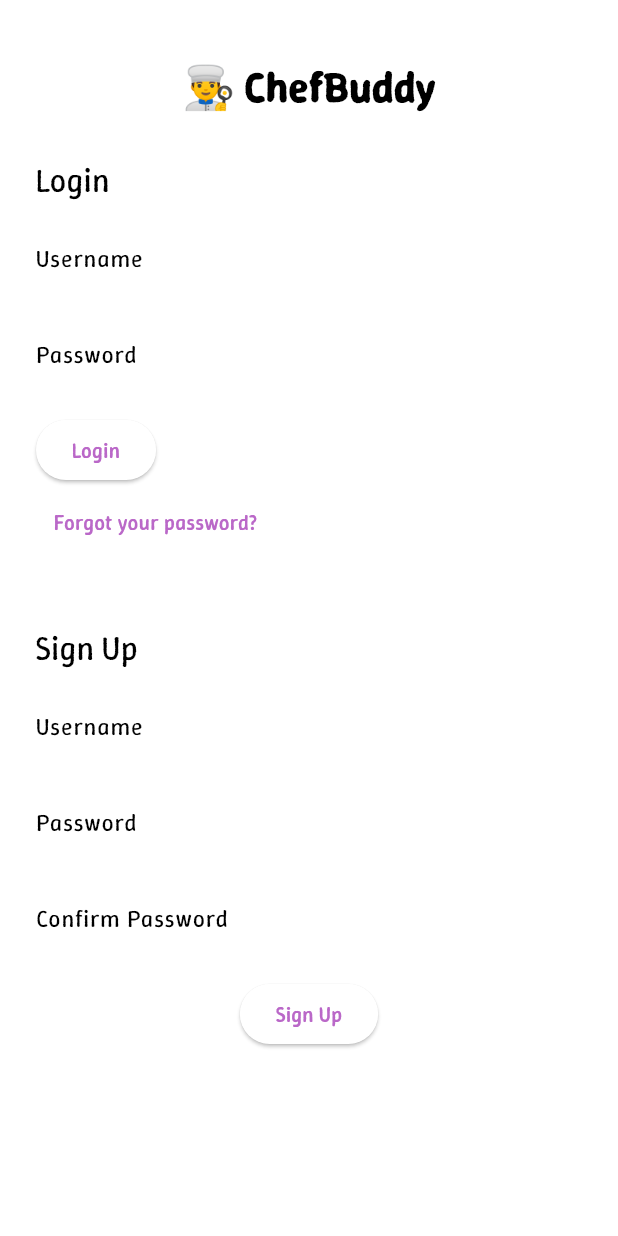
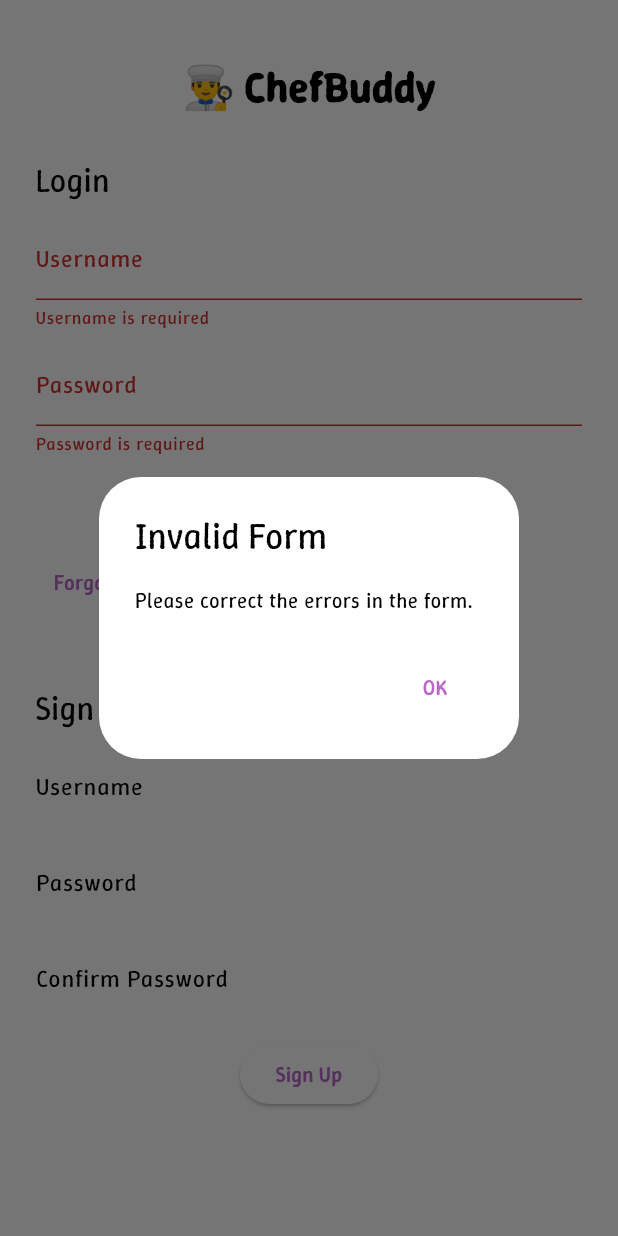
Before and after one commit to Batttu/CS310-ChefBuddy, a Flutter app: the screen it shows after launch, after a tap on "Login", on a phone screen of 412 x 824 dp. Run offline on Flutter 3.47's test engine with Material 3 defaults, Android fonts, the phone set to English and light mode, and no system bars; our stand-ins replace google_fonts.

Commit message:
form update for login screen

```diff
--- a/lib/screens/LoginSignup.dart
+++ b/lib/screens/LoginSignup.dart
@@ -8,12 +8,30 @@ class LoginSignup extends StatefulWidget {
 }
 
 class _LoginSignupState extends State<LoginSignup> {
+  final _loginFormKey = GlobalKey<FormState>();
   final _signupFormKey = GlobalKey<FormState>();
+
   final TextEditingController _loginUsername = TextEditingController();
   final TextEditingController _loginPassword = TextEditingController();
   final TextEditingController _signupUsername = TextEditingController();
   final TextEditingController _signupPassword = TextEditingController();
   final TextEditingController _signupConfirm = TextEditingController();
+
+  void _showInvalidFormAlert() {
+    showDialog(
+      context: context,
+      builder: (context) => AlertDialog(
+        title: const Text("Invalid Form"),
+        content: const Text("Please correct the errors in the form."),
+        actions: [
+          TextButton(
+            child: const Text("OK"),
+            onPressed: () => Navigator.of(context).pop(),
+          )
+        ],
+      ),
+    );
+  }
 
   @override
   Widget build(BuildContext context) {
@@ -22,36 +40,60 @@ class _LoginSignupState extends State<LoginSignup> {
     return Scaffold(
       body: Padding(
         padding: const EdgeInsets.symmetric(horizontal: 24.0, vertical: 40),
+        child: SingleChildScrollView(
           child: Column(
             crossAxisAlignment: CrossAxisAlignment.start,
             children: [
               Center(
-              child: Text("👨‍🍳 ChefBuddy",
-                  style: theme.textTheme.headlineMedium
-                      ?.copyWith(fontWeight: FontWeight.bold)),
+                child: Text(
+                  "👨‍🍳 ChefBuddy",
+                  style: theme.textTheme.headlineMedium?.copyWith(
+                    fontWeight: FontWeight.bold,
+                  ),
+                ),
               ),
               const SizedBox(height: 30),
               Text("Login", style: theme.textTheme.titleLarge),
               const SizedBox(height: 10),
-            TextField(
+              Form(
+                key: _loginFormKey,
+                child: Column(
+                  children: [
+                    TextFormField(
                       controller: _loginUsername,
                       decoration: const InputDecoration(labelText: 'Username'),
+                      validator: (value) {
+                        if (value == null || value.isEmpty) {
+                          return 'Username is required';
+                        }
+                        return null;
+                      },
                     ),
                     const SizedBox(height: 8),
-            TextField(
+                    TextFormField(
                       controller: _loginPassword,
                       obscureText: true,
                       decoration: const InputDecoration(labelText: 'Password'),
+                      validator: (value) {
+                        if (value == null || value.isEmpty) {
+                          return 'Password is required';
+                        }
+                        return null;
+                      },
                     ),
                     const SizedBox(height: 12),
                     ElevatedButton(
                       onPressed: () {
-                if (_loginUsername.text.isNotEmpty &&
-                    _loginPassword.text.isNotEmpty) {
+                        if (_loginFormKey.currentState!.validate()) {
                           Navigator.pushReplacementNamed(context, '/main');
+                        } else {
+                          _showInvalidFormAlert();
                         }
                       },
                       child: const Text("Login"),
+                    ),
+                  ],
+                ),
               ),
               TextButton(
                 onPressed: () {},
@@ -70,9 +112,12 @@ class _LoginSignupState extends State<LoginSignup> {
                       controller: _signupUsername,
                       decoration: const InputDecoration(labelText: 'Username'),
                       validator: (value) {
-                      if (value == null || value.isEmpty)
+                        if (value == null || value.isEmpty) {
                           return "Username required";
-                      if (value.length > 20) return "Max 20 characters allowed";
+                        }
+                        if (value.length > 20) {
+                          return "Max 20 characters allowed";
+                        }
                         return null;
                       },
                     ),
@@ -81,19 +126,22 @@ class _LoginSignupState extends State<LoginSignup> {
                       controller: _signupPassword,
                       obscureText: true,
                       decoration: const InputDecoration(labelText: 'Password'),
-                    validator: (value) => (value == null || value.isEmpty)
-                        ? "Password required"
-                        : null,
+                      validator: (value) {
+                        if (value == null || value.isEmpty) {
+                          return "Password required";
+                        }
+                        return null;
+                      },
                     ),
                     const SizedBox(height: 8),
                     TextFormField(
                       controller: _signupConfirm,
                       obscureText: true,
-                    decoration:
-                        const InputDecoration(labelText: 'Confirm Password'),
+                      decoration: const InputDecoration(labelText: 'Confirm Password'),
                       validator: (value) {
-                      if (value != _signupPassword.text)
+                        if (value != _signupPassword.text) {
                           return "Passwords do not match";
+                        }
                         return null;
                       },
                     ),
@@ -102,6 +150,8 @@ class _LoginSignupState extends State<LoginSignup> {
                       onPressed: () {
                         if (_signupFormKey.currentState!.validate()) {
                           Navigator.pushReplacementNamed(context, '/main');
+                        } else {
+                          _showInvalidFormAlert();
                         }
                       },
                       child: const Text("Sign Up"),
@@ -112,6 +162,7 @@ class _LoginSignupState extends State<LoginSignup> {
             ],
           ),
         ),
+      ),
     );
   }
 }
```
Lines whose indentation alone changed are shown as unchanged.
